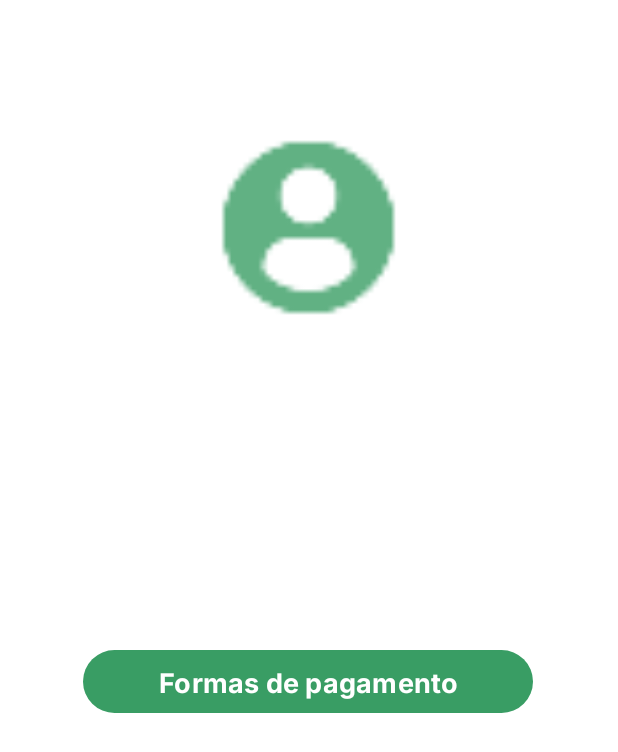
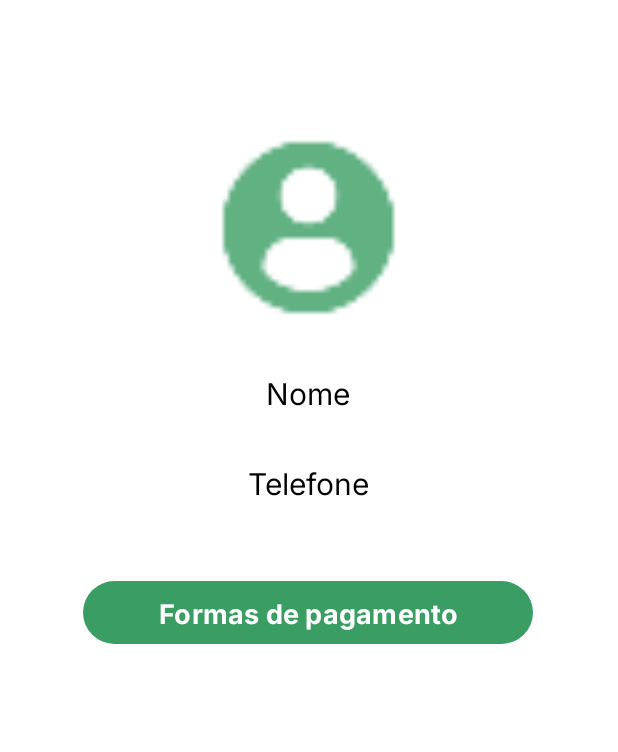
Before and after one commit to jeancarloslima/Bikebem, an Android app: the ProfileActivity screen opened directly, with no data from a screen before it, on a phone screen of 412 x 824 dp. Shown: the top 752 px of the screen. Run offline under Robolectric (Android 15) with nearby library versions, the phone set to English and light mode, and no system bars; our stand-ins replace Firebase (no records; nobody signed in at launch, a user with empty details on screens opened directly).

Commit message:
Ajustes no design

```diff
--- a/app/build.gradle.kts
+++ b/app/build.gradle.kts
@@ -39,8 +39,9 @@ dependencies {
     androidTestImplementation("androidx.test.ext:junit:1.1.5")
     androidTestImplementation("androidx.test.espresso:espresso-core:3.5.1")
     implementation(platform("com.google.firebase:firebase-bom:32.3.1"))
-    implementation("com.google.firebase:firebase-analytics")
+    implementation("com.google.firebase:firebase-analytics:21.5.0")
     implementation("com.google.firebase:firebase-auth")
     implementation("com.google.firebase:firebase-firestore")
+    implementation("com.google.firebase:firebase-database:20.3.0")
     implementation("com.journeyapps:zxing-android-embedded:4.3.0")
 }
--- a/app/src/main/java/com/example/testeregistro/activity/LoginActivity.java
+++ b/app/src/main/java/com/example/testeregistro/activity/LoginActivity.java
@@ -24,7 +24,7 @@ public class LoginActivity extends AppCompatActivity {
 
     EditText campoEmail, campoSenha;
     Button botaoacessar;
-    private FirebaseAuth auth;
+    FirebaseAuth auth;
 
     @Override
     protected void onCreate(Bundle savedInstanceState) {
--- a/app/src/main/java/com/example/testeregistro/activity/ProfileActivity.java
+++ b/app/src/main/java/com/example/testeregistro/activity/ProfileActivity.java
@@ -1,32 +1,74 @@
 package com.example.testeregistro.activity;
 
+import androidx.annotation.NonNull;
 import androidx.appcompat.app.AppCompatActivity;
 
 import android.content.Intent;
 import android.os.Bundle;
 import android.view.View;
-import android.widget.EditText;
 import android.widget.TextView;
+import android.widget.Toast;
 
 import com.example.testeregistro.R;
-import com.example.testeregistro.model.Usuario;
+import com.google.firebase.auth.FirebaseAuth;
+import com.google.firebase.auth.FirebaseUser;
+import com.google.firebase.database.DataSnapshot;
+import com.google.firebase.database.DatabaseError;
+import com.google.firebase.database.DatabaseReference;
+import com.google.firebase.database.FirebaseDatabase;
+import com.google.firebase.database.ValueEventListener;
 
 public class ProfileActivity extends AppCompatActivity {
 
-    TextView campoNome, campoEmail, campoTelefone;
-    RegistroActivity registro;
+    TextView campoNome, campoTelefone;
+    FirebaseAuth mAuth;
+    DatabaseReference mDatabase;
 
     @Override
     protected void onCreate(Bundle savedInstanceState) {
         super.onCreate(savedInstanceState);
         setContentView(R.layout.activity_profile);
         inicializaCampos();
+
+        mAuth = FirebaseAuth.getInstance();
+        mDatabase = FirebaseDatabase.getInstance().getReference();
+
+        // Carregar informações do usuário automaticamente ao criar a tela
+        carregarInformacoesUsuario();
     }
 
     private void inicializaCampos() {
         campoNome = findViewById(R.id.textPerfilNome);
-        campoEmail = findViewById(R.id.textPerfilEmail);
         campoTelefone = findViewById(R.id.textPerfilTelefone);
+    }
+
+    private void carregarInformacoesUsuario() {
+        FirebaseUser currentUser = mAuth.getCurrentUser();
+        if (currentUser != null) {
+            String userId = currentUser.getUid();
+            DatabaseReference currentUserDb = mDatabase.child("usuarios").child(userId);
+
+            // Adicionar um ouvinte para recuperar informações do usuário do banco de dados
+            currentUserDb.addValueEventListener(new ValueEventListener() {
+                @Override
+                public void onDataChange(@NonNull DataSnapshot dataSnapshot) {
+                    if (dataSnapshot.exists()) {
+                        String nome = dataSnapshot.child("nome").getValue(String.class);
+                        String telefone = dataSnapshot.child("telefone").getValue(String.class);
+
+                        // Atualizar a interface do usuário com as informações recuperadas
+                        campoNome.setText(nome);
+                        campoTelefone.setText(telefone);
+                    }
+                }
+
+                @Override
+                public void onCancelled(@NonNull DatabaseError databaseError) {
+                    // Tratar erro de leitura do banco de dados, se necessário
+                    Toast.makeText(ProfileActivity.this, "Erro ao carregar informações do usuário.", Toast.LENGTH_SHORT).show();
+                }
+            });
+        }
     }
 
     public void abreCards(View view) {
--- a/app/src/main/res/layout/activity_bike.xml
+++ b/app/src/main/res/layout/activity_bike.xml
@@ -86,6 +86,7 @@
         android:id="@+id/textView4"
         android:layout_width="wrap_content"
         android:layout_height="wrap_content"
+        android:layout_marginTop="12dp"
         android:fontFamily="@font/inter_bold"
         android:text="1"
         android:textColor="#000000"
@@ -93,7 +94,7 @@
         app:layout_constraintEnd_toEndOf="parent"
         app:layout_constraintHorizontal_bias="0.438"
         app:layout_constraintStart_toStartOf="parent"
-        tools:layout_editor_absoluteY="146dp" />
+        app:layout_constraintTop_toBottomOf="@+id/imageView5" />
 
     <ImageView
         android:id="@+id/imageView9"
--- a/app/src/main/res/layout/activity_profile.xml
+++ b/app/src/main/res/layout/activity_profile.xml
@@ -24,23 +24,13 @@
         android:layout_height="wrap_content"
         android:layout_marginTop="32dp"
         android:fontFamily="@font/inter"
+        android:text="Nome"
         android:textColor="#000000"
+        android:textSize="20sp"
         app:layout_constraintEnd_toEndOf="parent"
         app:layout_constraintHorizontal_bias="0.498"
         app:layout_constraintStart_toStartOf="parent"
         app:layout_constraintTop_toBottomOf="@+id/imageView13" />
-
-    <TextView
-        android:id="@+id/textPerfilEmail"
-        android:layout_width="wrap_content"
-        android:layout_height="wrap_content"
-        android:layout_marginTop="32dp"
-        android:fontFamily="@font/inter"
-        android:textColor="#000000"
-        app:layout_constraintEnd_toEndOf="parent"
-        app:layout_constraintHorizontal_bias="0.498"
-        app:layout_constraintStart_toStartOf="parent"
-        app:layout_constraintTop_toBottomOf="@+id/textPerfilNome" />
 
     <TextView
         android:id="@+id/textPerfilTelefone"
@@ -48,20 +38,22 @@
         android:layout_height="wrap_content"
         android:layout_marginTop="32dp"
         android:fontFamily="@font/inter"
+        android:text="Telefone"
         android:textColor="#000000"
+        android:textSize="20sp"
         app:layout_constraintEnd_toEndOf="parent"
         app:layout_constraintHorizontal_bias="0.498"
         app:layout_constraintStart_toStartOf="parent"
-        app:layout_constraintTop_toBottomOf="@+id/textPerfilEmail" />
+        app:layout_constraintTop_toBottomOf="@+id/textPerfilNome" />
 
     <Button
         android:id="@+id/button8"
         android:layout_width="300sp"
         android:layout_height="50sp"
-        android:layout_marginTop="60dp"
+        android:layout_marginTop="48dp"
         android:fontFamily="@font/inter_bold"
+        android:onClick="abreCards"
         android:text="Formas de pagamento"
-        android:onClick="abreCards"
         android:textColor="#FFFFFF"
         android:textSize="18sp"
         app:backgroundTint="#399D64"
```
Also changed, not shown: app/src/main/java/com/example/testeregistro/activity/AddMeioPagamentoActivity.java (+10 -3 lines), app/src/main/java/com/example/testeregistro/activity/CardsActivity.java (+14 -0 lines), app/src/main/java/com/example/testeregistro/activity/RegistroActivity.java (+20 -7 lines), app/src/main/java/com/example/testeregistro/model/Cartao.java (added, +31 -0 lines), app/src/main/res/layout/activity_cards.xml (+47 -9 lines), app/src/main/res/layout/activity_home.xml (+9 -0 lines), app/src/main/res/layout/layout_item_meio_pagamento.xml (added, +27 -0 lines).
